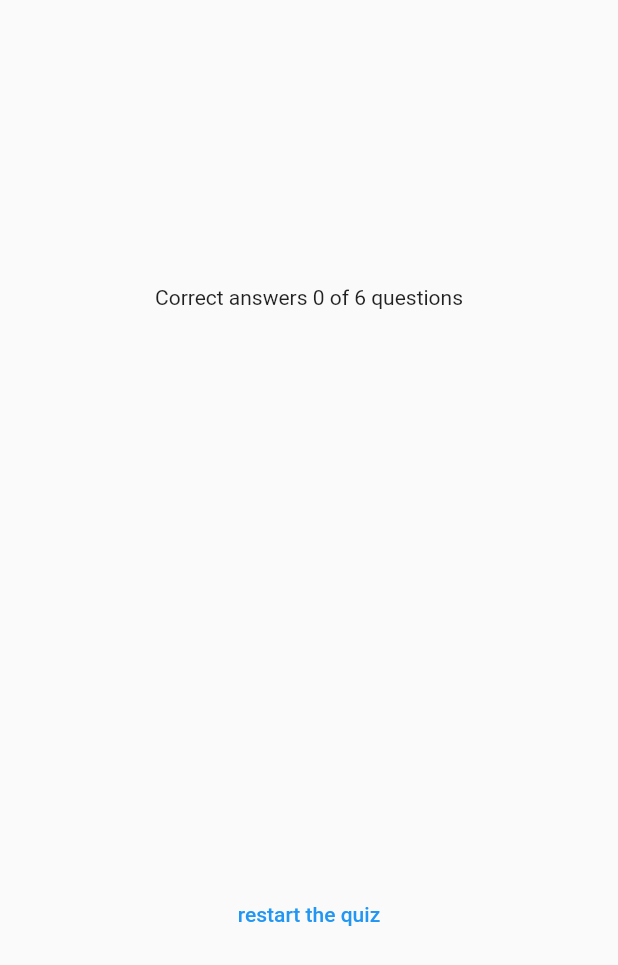
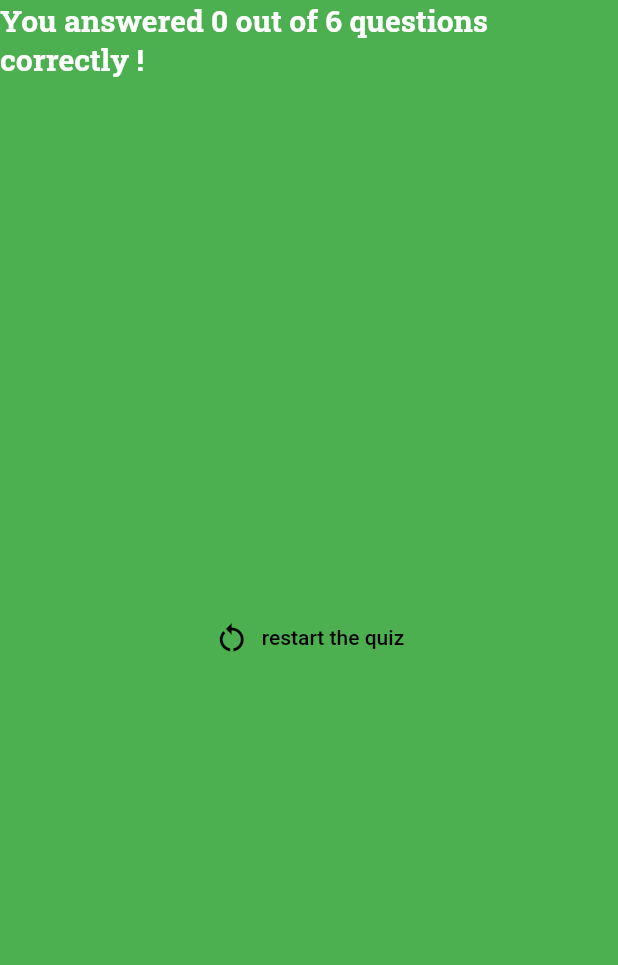
Before and after one commit to REDHUN/quizzapp, a Flutter app: the ResultScreen widget shown alone on an empty page, opened directly with empty values, on a phone screen of 412 x 824 dp. Shown: the top 965 px of the screen. Run offline on Flutter 3.47's test engine with Material 2 defaults, Android fonts, the phone set to English and light mode, and no system bars; our stand-ins replace google_fonts.

Commit message:
app  completed

```diff
--- a/lib/pages/result_screen.dart
+++ b/lib/pages/result_screen.dart
@@ -1,20 +1,30 @@
 import 'package:flutter/material.dart';
+import 'package:google_fonts/google_fonts.dart';
 import 'package:quizapp/data/questions.dart';
 import 'package:quizapp/pages/homePage.dart';
 import 'package:quizapp/widgets/question_summery.dart';
+import 'package:quizapp/models/quiz.dart';
+import 'package:quizapp/widgets/result_summery.dart';
 
-class ResultScreen extends StatelessWidget {
-  const ResultScreen({super.key, required this.choosenAnswers});
+class ResultScreen extends StatefulWidget {
+  const ResultScreen(
+      {super.key, required this.choosenAnswers, required this.onRestart});
+  final void Function() onRestart;
+  final List<String> choosenAnswers;
 
-  final List<String> choosenAnswers;
+  @override
+  State<ResultScreen> createState() => _ResultScreenState();
+}
+
+class _ResultScreenState extends State<ResultScreen> {
   List<Map<String, Object>> getSummeryData() {
     final List<Map<String, Object>> summery = [];
-    for (var i = 0; i < choosenAnswers.length; i++) {
+    for (var i = 0; i < widget.choosenAnswers.length; i++) {
       summery.add({
         'question index': i,
         'question': questions[i].text,
         'correct answer': questions[i].answers[0],
-        'user answer': choosenAnswers[i],
+        'user answer': widget.choosenAnswers[i],
       });
     }
     return summery;
@@ -29,12 +39,13 @@ class ResultScreen extends StatelessWidget {
     }).length;
     return SizedBox(
       child: Container(
+        decoration: const BoxDecoration(color: Colors.green),
         height: (MediaQuery.of(context).size).height,
         width: (MediaQuery.of(context).size).width,
-        margin: const EdgeInsets.all(20),
-        child: Column(mainAxisAlignment: MainAxisAlignment.center, children: [
-          Text(
-              'Correct answers $numofcorrectanswer of $numoftotalanswer questions'),
+        child: Column(mainAxisAlignment: MainAxisAlignment.start, children: [
+          ResultSummery(
+              summery:
+                  'You answered $numofcorrectanswer out of $numoftotalanswer questions correctly !'),
           const SizedBox(
             height: 19,
           ),
@@ -42,10 +53,19 @@ class ResultScreen extends StatelessWidget {
           const SizedBox(
             height: 30,
           ),
-          const SizedBox(
-            height: 30,
+          TextButton.icon(
+            onPressed: widget.onRestart,
+            label: const Text(
+              'restart the quiz',
+              style: TextStyle(
+                color: Colors.black,
+              ),
+            ),
+            icon: const Icon(
+              Icons.restart_alt,
+              color: Colors.black,
+            ),
           ),
-          TextButton(onPressed: () {}, child: const Text('restart the quiz'))
         ]),
       ),
     );
--- a/lib/widgets/question_summery.dart
+++ b/lib/widgets/question_summery.dart
@@ -1,6 +1,10 @@
 import 'package:flutter/material.dart';
 import 'package:flutter/src/widgets/framework.dart';
 import 'package:flutter/src/widgets/placeholder.dart';
+import 'package:quizapp/pages/result_screen.dart';
+import 'package:quizapp/widgets/correctanduseranser.dart';
+import 'package:quizapp/widgets/result_identifier.dart';
+import 'package:quizapp/widgets/resultscreen_countbox.dart';
 
 class QuestionSummery extends StatelessWidget {
   const QuestionSummery(this.summeryData, {super.key});
@@ -16,16 +20,23 @@ class QuestionSummery extends StatelessWidget {
               .map(
                 (data) => Row(
                   children: [
-                    Text(((data['question index'] as int) + 1).toString()),
+                    ResultscreenCountbox(
+                        count:
+                            ((data['question index'] as int) + 1).toString()),
                     Expanded(
                       child: Column(
+                        crossAxisAlignment: CrossAxisAlignment.start,
                         children: [
-                          Text(data['question'] as String),
+                          Resultidentifier(
+                              identifier: data['question'] as String),
                           const SizedBox(
                             height: 5,
                           ),
-                          Text(data['user answer'] as String),
-                          Text(data['correct answer'] as String),
+                          CorrectUserAnswer(
+                              correctuseranswer: data['user answer'] as String),
+                          CorrectUserAnswer(
+                              correctuseranswer:
+                                  data['correct answer'] as String),
                         ],
                       ),
                     ),
--- /dev/null
+++ b/lib/widgets/result_summery.dart
@@ -0,0 +1,19 @@
+import 'package:flutter/material.dart';
+import 'package:flutter/src/widgets/framework.dart';
+import 'package:flutter/src/widgets/placeholder.dart';
+import 'package:google_fonts/google_fonts.dart';
+
+class ResultSummery extends StatelessWidget {
+  const ResultSummery({super.key, required this.summery});
+  final String summery;
+
+  @override
+  Widget build(BuildContext context) {
+    return Text(summery,
+        style: GoogleFonts.robotoSlab(
+          fontSize: 20,
+          fontWeight: FontWeight.bold,
+          color: Colors.white,
+        ));
+  }
+}
```
Also changed, not shown: lib/models/quiz.dart (+10 -0 lines), lib/widgets/correctanduseranser.dart (added, +21 -0 lines), lib/widgets/result_identifier.dart (added, +21 -0 lines), lib/widgets/resultscreen_countbox.dart (added, +24 -0 lines).
